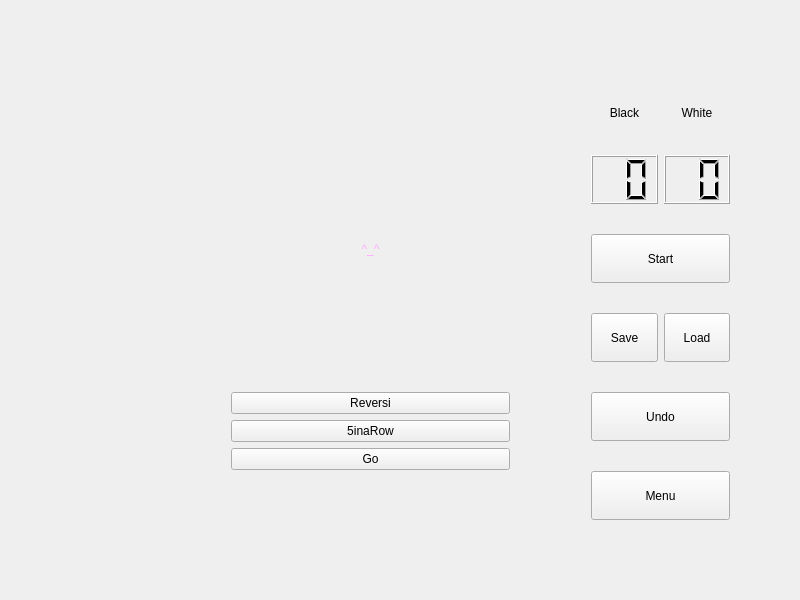
Above: widget.ui from helloworld128/OOP_New before the change. Below: the same form after it.
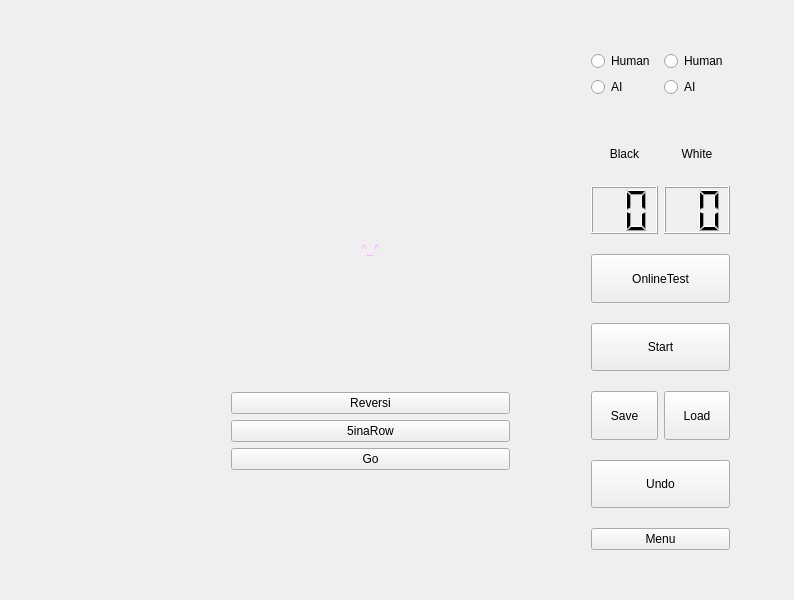
That is the form after the change. Icons and pictures are not drawn.

Diff of the .ui file:
```diff
--- a/widget.ui
+++ b/widget.ui
@@ -6,7 +6,7 @@
    <rect>
     <x>0</x>
     <y>0</y>
-    <width>800</width>
+    <width>794</width>
     <height>600</height>
    </rect>
   </property>
@@ -98,90 +98,52 @@
    <property name="geometry">
     <rect>
      <x>580</x>
-     <y>90</y>
+     <y>40</y>
      <width>161</width>
-     <height>441</height>
+     <height>521</height>
     </rect>
    </property>
-   <layout class="QGridLayout" name="Gamemenu" rowstretch="1,2,2,2,2,2">
+   <layout class="QGridLayout" name="Gamemenu" rowstretch="1,1,1,2,2,2,2,2,0">
     <property name="verticalSpacing">
-     <number>30</number>
+     <number>20</number>
     </property>
-    <item row="5" column="0" colspan="2">
-     <widget class="QPushButton" name="Menu_Button">
-      <property name="sizePolicy">
-       <sizepolicy hsizetype="Minimum" vsizetype="Minimum">
-        <horstretch>0</horstretch>
-        <verstretch>0</verstretch>
-       </sizepolicy>
-      </property>
-      <property name="styleSheet">
-       <string notr="true">font: 28pt &quot;Adobe Arabic&quot;;</string>
-      </property>
-      <property name="text">
-       <string>Menu</string>
-      </property>
-     </widget>
-    </item>
-    <item row="4" column="0" colspan="2">
-     <widget class="QPushButton" name="Undo_Button">
-      <property name="sizePolicy">
-       <sizepolicy hsizetype="Minimum" vsizetype="Minimum">
-        <horstretch>0</horstretch>
-        <verstretch>0</verstretch>
-       </sizepolicy>
-      </property>
-      <property name="styleSheet">
-       <string notr="true">font: 28pt &quot;Adobe Arabic&quot;;</string>
-      </property>
-      <property name="text">
-       <string>Undo</string>
-      </property>
-     </widget>
-    </item>
-    <item row="2" column="0" colspan="2">
-     <widget class="QPushButton" name="Start_Button">
-      <property name="sizePolicy">
-       <sizepolicy hsizetype="Minimum" vsizetype="Minimum">
-        <horstretch>0</horstretch>
-        <verstretch>0</verstretch>
-       </sizepolicy>
-      </property>
-      <property name="styleSheet">
-       <string notr="true">font: 28pt &quot;Adobe Arabic&quot;;</string>
-      </property>
-      <property name="text">
-       <string>Start</string>
-      </property>
-     </widget>
-    </item>
-    <item row="1" column="0">
-     <widget class="QLCDNumber" name="BCount_LCD">
-      <property name="sizePolicy">
-       <sizepolicy hsizetype="Expanding" vsizetype="Expanding">
-        <horstretch>0</horstretch>
-        <verstretch>0</verstretch>
-       </sizepolicy>
-      </property>
-      <property name="digitCount">
-       <number>2</number>
-      </property>
-     </widget>
-    </item>
-    <item row="1" column="1">
-     <widget class="QLCDNumber" name="WCount_LCD">
-      <property name="sizePolicy">
-       <sizepolicy hsizetype="Expanding" vsizetype="Expanding">
-        <horstretch>0</horstretch>
-        <verstretch>0</verstretch>
-       </sizepolicy>
-      </property>
-      <property name="digitCount">
-       <number>2</number>
-      </property>
-     </widget>
-    </item>
     <item row="0" column="1">
+     <layout class="QVBoxLayout" name="verticalLayout_2">
+      <item>
+       <widget class="QRadioButton" name="WPlayer">
+        <property name="text">
+         <string>Human</string>
+        </property>
+       </widget>
+      </item>
+      <item>
+       <widget class="QRadioButton" name="WAI">
+        <property name="text">
+         <string>AI</string>
+        </property>
+       </widget>
+      </item>
+     </layout>
+    </item>
+    <item row="0" column="0">
+     <layout class="QVBoxLayout" name="verticalLayout">
+      <item>
+       <widget class="QRadioButton" name="BPlayer">
+        <property name="text">
+         <string>Human</string>
+        </property>
+       </widget>
+      </item>
+      <item>
+       <widget class="QRadioButton" name="BAI">
+        <property name="text">
+         <string>AI</string>
+        </property>
+       </widget>
+      </item>
+     </layout>
+    </item>
+    <item row="2" column="1">
      <widget class="QLabel" name="WCount_Label">
       <property name="styleSheet">
        <string notr="true">font: 18pt &quot;Adobe Arabic&quot;;</string>
@@ -194,20 +156,20 @@
       </property>
      </widget>
     </item>
-    <item row="0" column="0">
-     <widget class="QLabel" name="BCount_Label">
-      <property name="styleSheet">
-       <string notr="true">font: 18pt &quot;Adobe Arabic&quot;;</string>
+    <item row="3" column="1">
+     <widget class="QLCDNumber" name="WCount_LCD">
+      <property name="sizePolicy">
+       <sizepolicy hsizetype="Preferred" vsizetype="Preferred">
+        <horstretch>0</horstretch>
+        <verstretch>0</verstretch>
+       </sizepolicy>
       </property>
-      <property name="text">
-       <string>Black</string>
-      </property>
-      <property name="alignment">
-       <set>Qt::AlignCenter</set>
+      <property name="digitCount">
+       <number>2</number>
       </property>
      </widget>
     </item>
-    <item row="3" column="0">
+    <item row="6" column="0">
      <widget class="QPushButton" name="Save_Button">
       <property name="sizePolicy">
        <sizepolicy hsizetype="Minimum" vsizetype="Minimum">
@@ -223,7 +185,20 @@
       </property>
      </widget>
     </item>
-    <item row="3" column="1">
+    <item row="2" column="0">
+     <widget class="QLabel" name="BCount_Label">
+      <property name="styleSheet">
+       <string notr="true">font: 18pt &quot;Adobe Arabic&quot;;</string>
+      </property>
+      <property name="text">
+       <string>Black</string>
+      </property>
+      <property name="alignment">
+       <set>Qt::AlignCenter</set>
+      </property>
+     </widget>
+    </item>
+    <item row="6" column="1">
      <widget class="QPushButton" name="Load_Button">
       <property name="sizePolicy">
        <sizepolicy hsizetype="Minimum" vsizetype="Minimum">
@@ -239,6 +214,83 @@
       </property>
      </widget>
     </item>
+    <item row="8" column="0" colspan="2">
+     <widget class="QPushButton" name="Menu_Button">
+      <property name="sizePolicy">
+       <sizepolicy hsizetype="Minimum" vsizetype="Minimum">
+        <horstretch>0</horstretch>
+        <verstretch>0</verstretch>
+       </sizepolicy>
+      </property>
+      <property name="styleSheet">
+       <string notr="true">font: 28pt &quot;Adobe Arabic&quot;;</string>
+      </property>
+      <property name="text">
+       <string>Menu</string>
+      </property>
+     </widget>
+    </item>
+    <item row="7" column="0" colspan="2">
+     <widget class="QPushButton" name="Undo_Button">
+      <property name="sizePolicy">
+       <sizepolicy hsizetype="Minimum" vsizetype="Minimum">
+        <horstretch>0</horstretch>
+        <verstretch>0</verstretch>
+       </sizepolicy>
+      </property>
+      <property name="styleSheet">
+       <string notr="true">font: 28pt &quot;Adobe Arabic&quot;;</string>
+      </property>
+      <property name="text">
+       <string>Undo</string>
+      </property>
+     </widget>
+    </item>
+    <item row="3" column="0">
+     <widget class="QLCDNumber" name="BCount_LCD">
+      <property name="sizePolicy">
+       <sizepolicy hsizetype="Preferred" vsizetype="Preferred">
+        <horstretch>0</horstretch>
+        <verstretch>0</verstretch>
+       </sizepolicy>
+      </property>
+      <property name="digitCount">
+       <number>2</number>
+      </property>
+     </widget>
+    </item>
+    <item row="5" column="0" colspan="2">
+     <widget class="QPushButton" name="Start_Button">
+      <property name="sizePolicy">
+       <sizepolicy hsizetype="Minimum" vsizetype="Minimum">
+        <horstretch>0</horstretch>
+        <verstretch>0</verstretch>
+       </sizepolicy>
+      </property>
+      <property name="styleSheet">
+       <string notr="true">font: 28pt &quot;Adobe Arabic&quot;;</string>
+      </property>
+      <property name="text">
+       <string>Start</string>
+      </property>
+     </widget>
+    </item>
+    <item row="4" column="0" colspan="2">
+     <widget class="QPushButton" name="Online_Button">
+      <property name="sizePolicy">
+       <sizepolicy hsizetype="Minimum" vsizetype="Minimum">
+        <horstretch>0</horstretch>
+        <verstretch>0</verstretch>
+       </sizepolicy>
+      </property>
+      <property name="styleSheet">
+       <string notr="true">font: 28pt &quot;Adobe Arabic&quot;;</string>
+      </property>
+      <property name="text">
+       <string>OnlineTest</string>
+      </property>
+     </widget>
+    </item>
    </layout>
   </widget>
  </widget>
```
